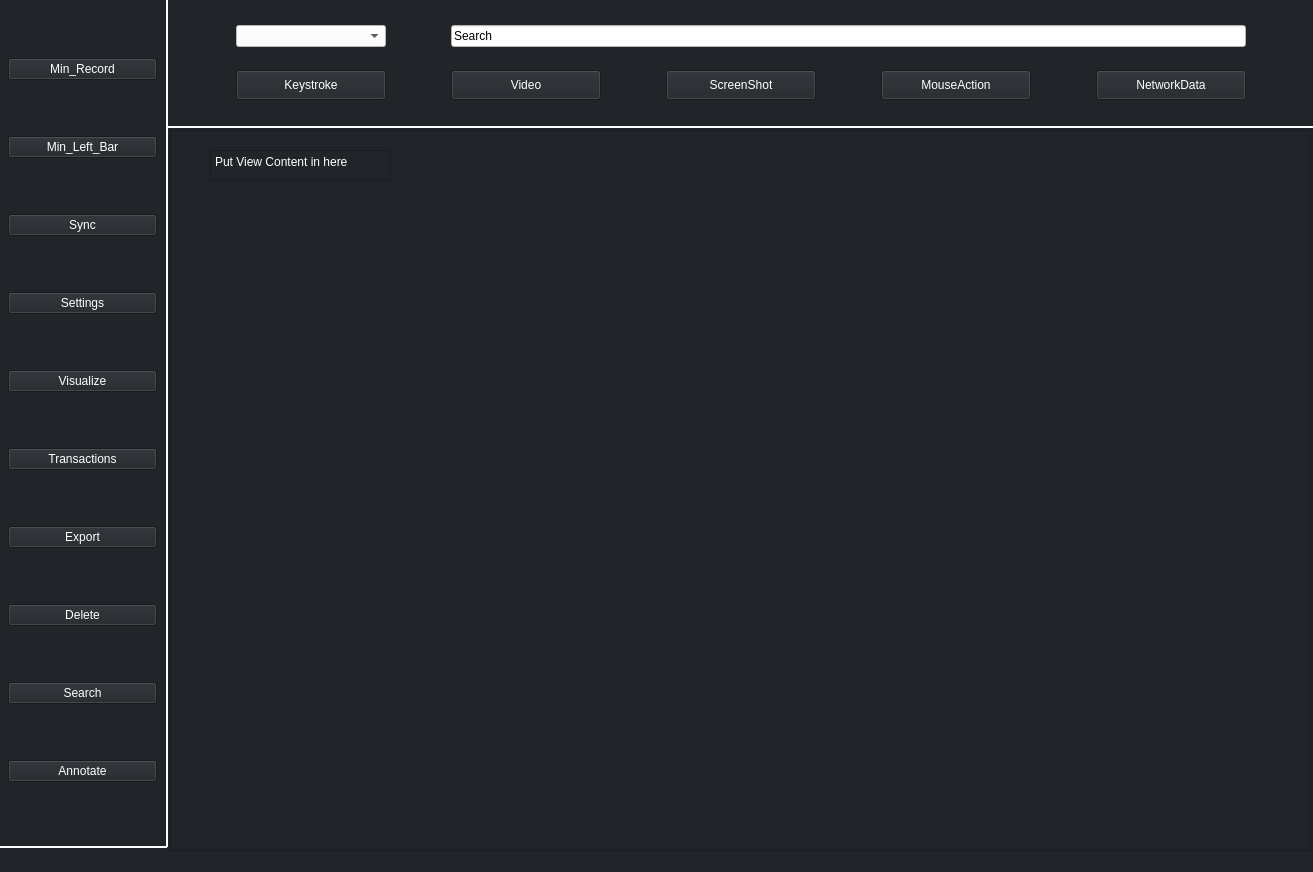
Before: the Qt Designer form src/views/OuterFrame.ui in komodo6/AVERT, drawn with Qt 5.
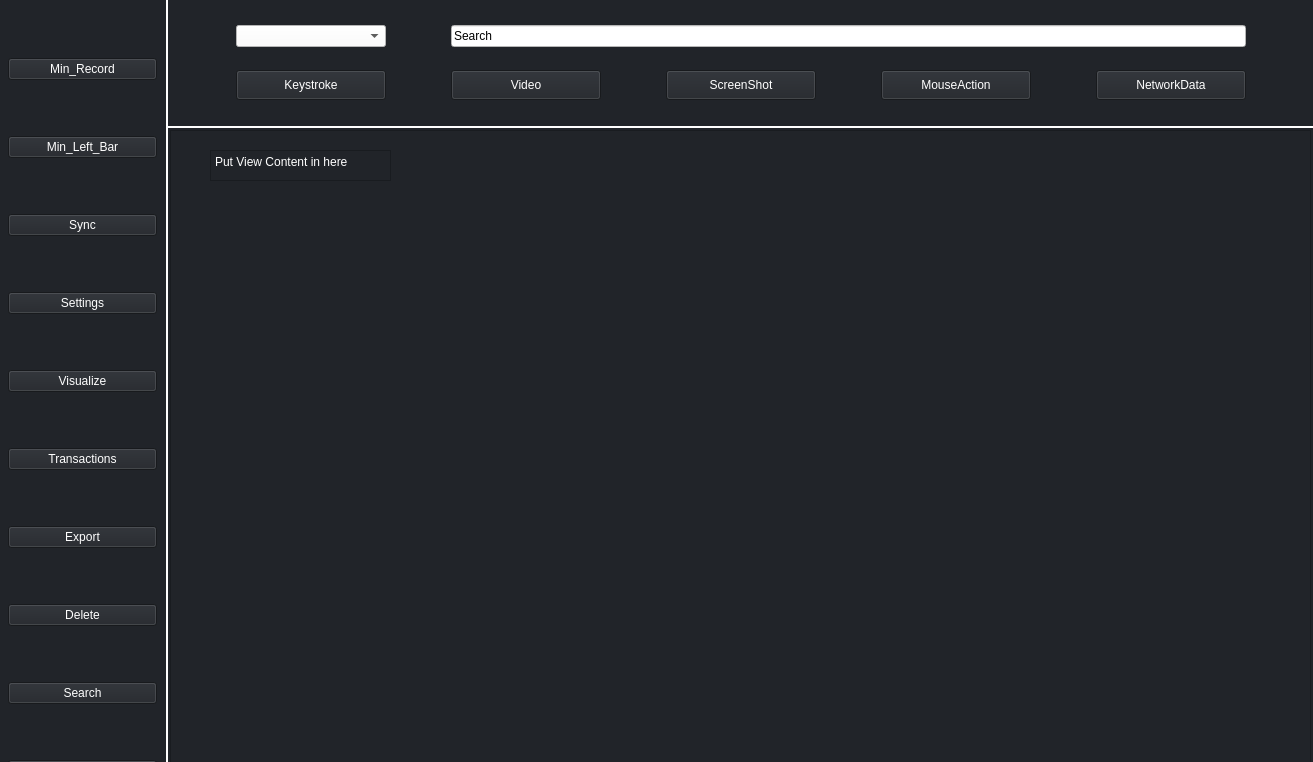
After: the same form once the commit is applied.

Commit message: these are my UI files

Patch:
```diff
--- a/src/views/OuterFrame.ui
+++ b/src/views/OuterFrame.ui
@@ -10,7 +10,7 @@
     <x>0</x>
     <y>0</y>
     <width>1313</width>
-    <height>872</height>
+    <height>762</height>
    </rect>
   </property>
   <property name="mouseTracking">
```
Left out of the diff: 2 changed lines with no effect on the pictures. The commit also changes 2 other files.
